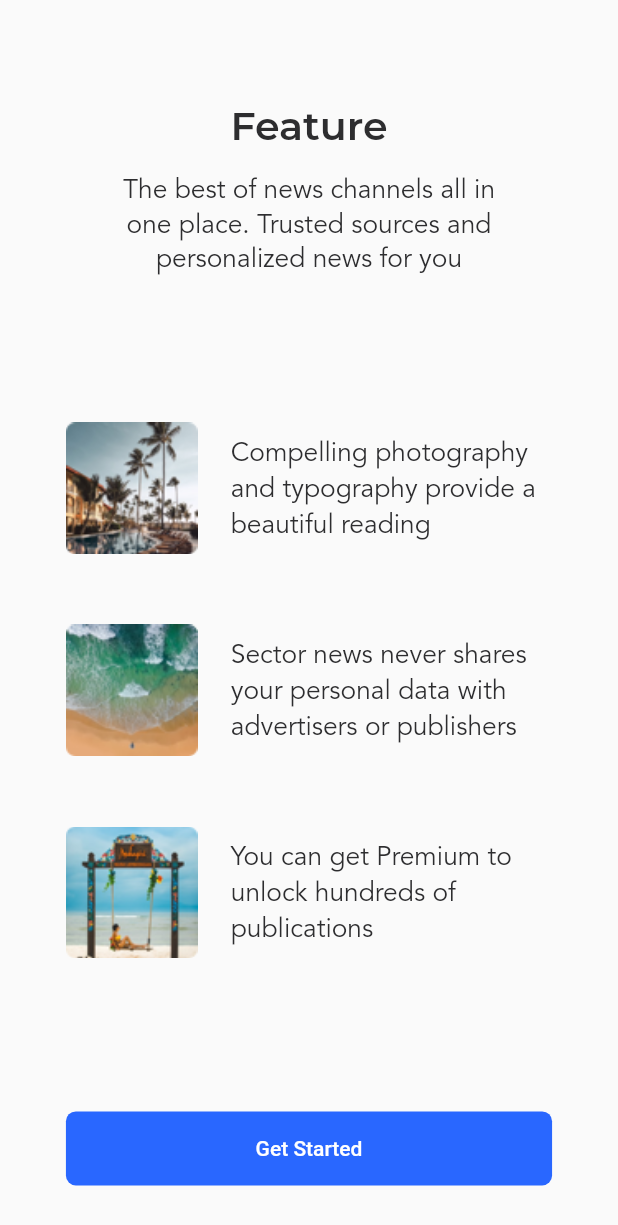
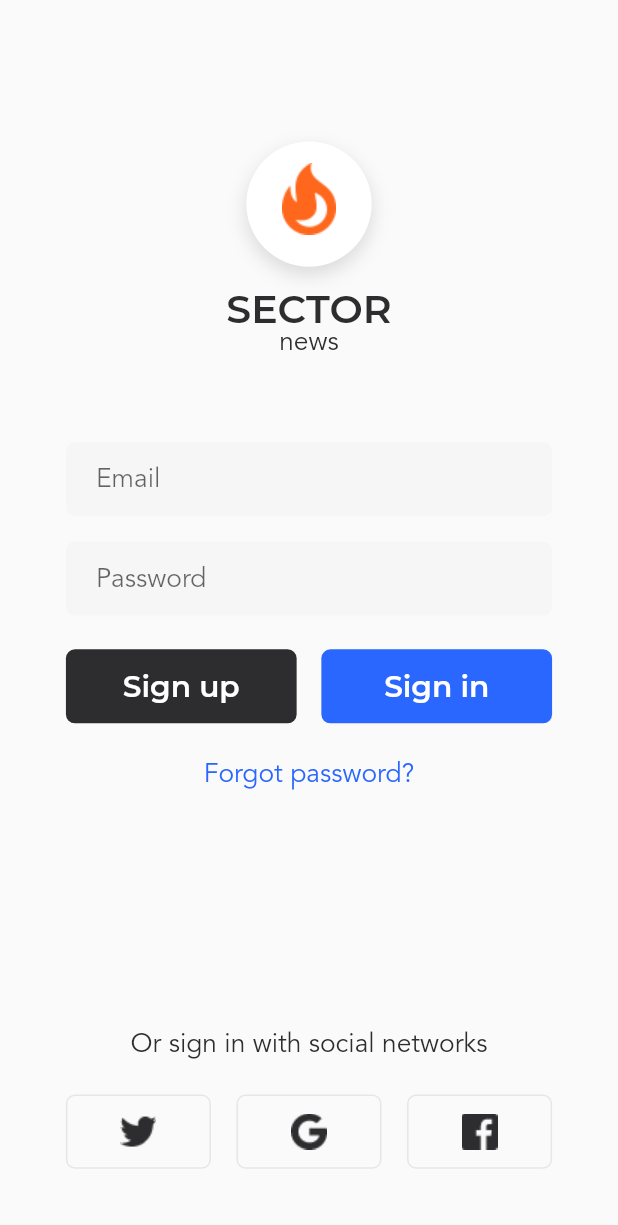
Before and after one commit to mengfanfei/flutterapp, a Flutter app: the screen it shows after launch, after a tap on "Get Started", on a phone screen of 412 x 824 dp. Shown: the top 1225 px of the screen. Run offline on Flutter 3.47's test engine with Material 2 defaults, Android fonts, the phone set to English and light mode, and no system bars; our stand-ins replace flutter_screenutil, fluttertoast.

Commit message:
登录注册页面

```diff
--- a/lib/common/utils/utils.dart
+++ b/lib/common/utils/utils.dart
@@ -1,3 +1,4 @@
 library utils;
 
 export 'screen.dart';
+export 'validator.dart';
--- a/lib/common/values/colors.dart
+++ b/lib/common/values/colors.dart
@@ -1,14 +1,39 @@
 import 'dart:ui';
 
-import 'package:flutter/material.dart';
+class AppColors {
+  /// 主背景 白色
+  static const Color primaryBackground = Color.fromARGB(255, 255, 255, 255);
 
-class AppColors {
-  /// 主文本
+  /// 主文本 灰色
   static const Color primaryText = Color.fromARGB(255, 45, 45, 47);
 
-  /// 主控件背景
+  /// 主控件-背景 蓝色
   static const Color primaryElement = Color.fromARGB(255, 41, 103, 255);
 
-  /// 主控件文本
+  /// 主控件-文本 白色
   static const Color primaryElementText = Color.fromARGB(255, 255, 255, 255);
+
+  // *****************************************
+
+  /// 第二种控件-背景色 淡灰色
+  static const Color secondaryElement = Color.fromARGB(255, 246, 246, 246);
+
+  /// 第二种控件-文本 浅蓝色
+  static const Color secondaryElementText = Color.fromARGB(255, 41, 103, 255);
+
+  // *****************************************
+
+  /// 第三种控件-背景色 石墨色
+  static const Color thirdElement = Color.fromARGB(255, 45, 45, 47);
+
+  /// 第三种控件-文本 浅灰色2
+  static const Color thirdElementText = Color.fromARGB(255, 141, 141, 142);
+
+  // *****************************************
+
+  /// tabBar 默认颜色 灰色
+  static const Color tabBarElement = Color.fromARGB(255, 208, 208, 208);
+
+  /// tabCellSeparator 单元格底部分隔条 颜色
+  static const Color tabCellSeparator = Color.fromARGB(255, 230, 230, 231);
 }
--- /dev/null
+++ b/lib/common/values/radii.dart
@@ -0,0 +1,6 @@
+import 'package:flutter/rendering.dart';
+
+class Radii {
+  static const BorderRadiusGeometry k6pxRadius = BorderRadius.all(Radius.circular(6));
+  static const BorderRadiusGeometry k54pxRadius = BorderRadius.all(Radius.circular(54));
+}
--- /dev/null
+++ b/lib/common/values/shadows.dart
@@ -0,0 +1,9 @@
+import 'package:flutter/rendering.dart';
+
+class Shadows {
+  static const BoxShadow primaryShadow = BoxShadow(
+    color: Color.fromARGB(38, 27, 27, 29),
+    offset: Offset(0, 5),
+    blurRadius: 10,
+  );
+}
--- a/lib/common/values/values.dart
+++ b/lib/common/values/values.dart
@@ -1,3 +1,6 @@
 library values;
 
 export 'colors.dart';
+export 'shadows.dart';
+export 'radii.dart';
+export 'borders.dart';
--- /dev/null
+++ b/lib/common/widgets/button.dart
@@ -0,0 +1,55 @@
+import 'package:flutter/material.dart';
+import 'package:my_flutter_app/common/utils/utils.dart';
+import 'package:my_flutter_app/common/values/values.dart';
+
+Widget btnFlatButtonWidget({
+  @required VoidCallback onPressed,
+  double width = 140,
+  double height = 44,
+  Color bgColor = AppColors.primaryElement,
+  String title = 'button',
+  Color fontColor = AppColors.primaryElementText,
+  double fontSize = 18,
+  FontWeight fontWeight = FontWeight.w400,
+  String fontFamily = 'Montserrat',
+}) {
+  return Container(
+    width: duSetWidth(width),
+    height: duSetHeight(height),
+    child: FlatButton(
+      color: bgColor,
+      shape: RoundedRectangleBorder(borderRadius: Radii.k6pxRadius),
+      onPressed: onPressed,
+      child: Text(
+        title,
+        textAlign: TextAlign.center,
+        style: TextStyle(
+          color: fontColor,
+          fontSize: duSetFontSize(fontSize),
+          fontWeight: fontWeight,
+          fontFamily: fontFamily,
+        ),
+      ),
+    ),
+  );
+}
+
+Widget btnFlatButtonBorderOnlyWidget({
+  double width = 88,
+  double height = 44,
+  String iconName,
+  @required VoidCallback onPressed,
+}) {
+  return Container(
+    width: duSetWidth(width),
+    height: duSetHeight(height),
+    child: FlatButton(
+      child: Image.asset('assets/images/icons-$iconName.png'),
+      shape: RoundedRectangleBorder(
+        borderRadius: Radii.k6pxRadius,
+        side: Borders.primaryBorder,
+      ),
+      onPressed: onPressed,
+    ),
+  );
+}
--- /dev/null
+++ b/lib/common/widgets/input.dart
@@ -0,0 +1,38 @@
+import 'package:flutter/material.dart';
+import 'package:my_flutter_app/common/utils/utils.dart';
+import 'package:my_flutter_app/common/values/values.dart';
+
+Widget inputTextEdit({
+  @required TextEditingController controller,
+  double marginTop = 15,
+  TextInputType keyboardType = TextInputType.text,
+  String hintText,
+  bool isPassword = false,
+}) {
+  return Container(
+    height: duSetHeight(44),
+    margin: EdgeInsets.only(top: duSetHeight(marginTop)),
+    decoration: BoxDecoration(
+      color: AppColors.secondaryElement,
+      borderRadius: Radii.k6pxRadius,
+    ),
+    child: TextField(
+      controller: controller,
+      keyboardType: keyboardType,
+      decoration: InputDecoration(
+        hintText: hintText,
+        contentPadding: EdgeInsets.fromLTRB(20, 10, 0, 10),
+        border: InputBorder.none,
+      ),
+      style: TextStyle(
+        color: AppColors.primaryText,
+        fontFamily: "Avenir",
+        fontWeight: FontWeight.w400,
+        fontSize: duSetFontSize(16),
+      ),
+      maxLines: 1,
+      autocorrect: false,
+      obscureText: isPassword,
+    ),
+  );
+}
--- /dev/null
+++ b/lib/common/widgets/widgets.dart
@@ -0,0 +1,6 @@
+library widgets;
+
+export 'input.dart';
+export 'button.dart';
+export 'toast.dart';
+export 'app.dart';
--- a/lib/main.dart
+++ b/lib/main.dart
@@ -1,5 +1,6 @@
 import 'package:flutter/material.dart';
 import 'package:my_flutter_app/pages/welcome/welcome.dart';
+import 'package:my_flutter_app/routes.dart';
 
 void main() {
   runApp(MyApp());
@@ -14,6 +15,7 @@ class MyApp extends StatelessWidget {
           primarySwatch: Colors.pink,
           visualDensity: VisualDensity.adaptivePlatformDensity,
         ),
+        routes: staticRoutes,
         home: WelcomePage());
   }
 }
--- /dev/null
+++ b/lib/pages/sign_in/sign_in.dart
@@ -0,0 +1,236 @@
+import 'package:flutter/material.dart';
+import 'package:my_flutter_app/common/utils/utils.dart';
+import 'package:my_flutter_app/common/values/values.dart';
+import 'package:my_flutter_app/common/widgets/widgets.dart';
+
+class SignInPage extends StatefulWidget {
+  @override
+  _SignInPageState createState() => _SignInPageState();
+}
+
+class _SignInPageState extends State<SignInPage> {
+  final TextEditingController _emailController = TextEditingController();
+  final TextEditingController _passController = TextEditingController();
+
+  /// 跳转 注册界面
+  _handleNavSignUp() {
+    Navigator.pushNamed(context, '/sign_up');
+  }
+
+  // 执行登录操作
+  _handleSignIn() {
+    if (!duIsEmail(_emailController.value.text)) {
+      toastInfo(msg: '请正确输入邮件');
+      return;
+    }
+    if (!duCheckStringLength(_passController.value.text, 6)) {
+      toastInfo(msg: '密码不能小于6位');
+      return;
+    }
+  }
+
+  /// logo
+  Widget _buildLogo() {
+    return Container(
+      width: duSetWidth(110),
+      margin: EdgeInsets.only(top: duSetHeight(40 + 44.0)), // 顶部系统栏 44px
+      child: Column(
+        crossAxisAlignment: CrossAxisAlignment.stretch, // 子项占满整个交叉轴
+        children: [
+          Container(
+            height: duSetWidth(76),
+            width: duSetWidth(76),
+            margin: EdgeInsets.symmetric(horizontal: duSetWidth(17)),
+            child: Stack(
+              alignment: Alignment.center,
+              children: [
+                Positioned(
+                  left: 0,
+                  top: 0,
+                  right: 0,
+                  child: Container(
+                    height: duSetWidth(76),
+                    decoration: BoxDecoration(
+                      color: AppColors.primaryBackground,
+                      boxShadow: [
+                        Shadows.primaryShadow,
+                      ],
+                      borderRadius: BorderRadius.all(
+                          Radius.circular(duSetWidth(76 * 0.5))), // 父容器的50%
+                    ),
+                    // child: Container(),
+                  ),
+                ),
+                Positioned(
+                  top: duSetWidth(13),
+                  child: Image.asset(
+                    "assets/images/logo.png",
+                    fit: BoxFit.none,
+                  ),
+                ),
+              ],
+            ),
+          ),
+          Container(
+            margin: EdgeInsets.only(top: duSetHeight(15)),
+            child: Text(
+              "SECTOR",
+              textAlign: TextAlign.center,
+              style: TextStyle(
+                color: AppColors.primaryText,
+                fontFamily: "Montserrat",
+                fontWeight: FontWeight.w600,
+                fontSize: duSetFontSize(24),
+                height: 1,
+              ),
+            ),
+          ),
+          Text(
+            "news",
+            textAlign: TextAlign.center,
+            style: TextStyle(
+              color: AppColors.primaryText,
+              fontFamily: "Avenir",
+              fontWeight: FontWeight.w400,
+              fontSize: duSetFontSize(16),
+              height: 1,
+            ),
+          ),
+        ],
+      ),
+    );
+  }
+
+  /// 登录表单
+  Widget _buildInputForm() {
+    return Container(
+      width: duSetWidth(295),
+      margin: EdgeInsets.only(top: duSetHeight(50)),
+      child: Column(
+        children: [
+          // email输入框
+          inputTextEdit(
+            controller: _emailController,
+            marginTop: 0,
+            hintText: 'Email',
+            isPassword: false,
+            keyboardType: TextInputType.emailAddress,
+          ),
+          // password输入框
+          inputTextEdit(
+            controller: _passController,
+            marginTop: 15,
+            hintText: 'Password',
+            isPassword: true,
+            keyboardType: TextInputType.visiblePassword,
+          ),
+          Container(
+            margin: EdgeInsets.only(top: duSetHeight(20)),
+            height: duSetHeight(44),
+            child: Row(
+              children: [
+                btnFlatButtonWidget(
+                  onPressed: _handleNavSignUp,
+                  bgColor: AppColors.thirdElement,
+                  title: 'Sign up',
+                ),
+                Spacer(),
+                btnFlatButtonWidget(
+                  onPressed: _handleSignIn,
+                  bgColor: AppColors.primaryElement,
+                  title: 'Sign in',
+                ),
+              ],
+            ),
+          ),
+
+          /// forgot password
+          Container(
+            margin: EdgeInsets.only(top: duSetHeight(20)),
+            height: duSetHeight(22),
+            child: FlatButton(
+              onPressed: () => {},
+              child: Text(
+                'Forgot password?',
+                textAlign: TextAlign.center,
+                style: TextStyle(
+                  color: AppColors.secondaryElementText,
+                  fontFamily: 'Avenir',
+                  fontWeight: FontWeight.w400,
+                  fontSize: duSetFontSize(16),
+                  height: 1,
+                ),
+              ),
+            ),
+          ),
+        ],
+      ),
+    );
+  }
+
+  /// 第三方登录
+  Widget _buildThirdPartyLogin() {
+    return Container(
+      margin: EdgeInsets.only(bottom: duSetHeight(40)),
+      width: duSetWidth(295),
+      child: Column(
+        children: [
+          Text(
+            'Or sign in with social networks',
+            textAlign: TextAlign.center,
+            style: TextStyle(
+              color: AppColors.primaryText,
+              fontFamily: 'Avenir',
+              fontWeight: FontWeight.w400,
+              fontSize: duSetFontSize(16),
+            ),
+          ),
+          Padding(
+            padding: EdgeInsets.only(top: duSetHeight(20)),
+            child: Row(
+              children: <Widget>[
+                btnFlatButtonBorderOnlyWidget(
+                  onPressed: () {},
+                  iconName: 'twitter',
+                ),
+                Spacer(),
+                btnFlatButtonBorderOnlyWidget(
+                  onPressed: () {},
+                  iconName: 'google',
+                ),
+                Spacer(),
+                btnFlatButtonBorderOnlyWidget(
+                  onPressed: () {},
+                  iconName: 'facebook',
+                ),
+              ],
+            ),
+          ),
+        ],
+      ),
+    );
+  }
+
+  /// 注册按钮
+  // Widget _buildSignUpButton() {
+  //   return Container();
+  // }
+
+  @override
+  Widget build(BuildContext context) {
+    return Scaffold(
+      resizeToAvoidBottomInset: false,
+      body: Center(
+        child: Column(
+          children: <Widget>[
+            _buildLogo(),
+            _buildInputForm(),
+            Spacer(),
+            _buildThirdPartyLogin(),
+            // _buildSignUpButton(),
+          ],
+        ),
+      ),
+    );
+  }
+}
--- a/lib/pages/welcome/welcome.dart
+++ b/lib/pages/welcome/welcome.dart
@@ -97,14 +97,17 @@ class _WelcomePageState extends State<WelcomePage> {
         shape: RoundedRectangleBorder(
           borderRadius: BorderRadius.all(Radius.circular(duSetWidth(6))),
         ),
-        onPressed: () {},
+        onPressed: () {
+          Navigator.pushNamed(context, '/sign_in');
+        },
       ),
     );
   }
 
   @override
   Widget build(BuildContext context) {
-    ScreenUtil.init(context, designSize: Size(375, 734), allowFontScaling: false);
+    ScreenUtil.init(context,
+        designSize: Size(375, 734), allowFontScaling: false);
     return Scaffold(
       body: Center(
           child: Column(
@@ -114,7 +117,7 @@ class _WelcomePageState extends State<WelcomePage> {
           _buildFeatureItem(
             "feature-1",
             "Compelling photography and typography provide a beautiful reading",
-                86,
+            80,
           ),
           _buildFeatureItem(
             "feature-2",
--- /dev/null
+++ b/lib/routes.dart
@@ -0,0 +1,8 @@
+import 'package:my_flutter_app/pages/sign_in/sign_in.dart';
+import 'package:my_flutter_app/pages/sign_up/sign_up.dart';
+
+/// 静态路由
+var staticRoutes = {
+  '/sign_in': (context) => SignInPage(),
+  '/sign_up': (context) => SignUpPage(),
+};
--- a/pubspec.yaml
+++ b/pubspec.yaml
@@ -26,6 +26,8 @@ dependencies:
 
   #屏幕适配
   flutter_screenutil: ^3.1.0
+  #提示
+  fluttertoast: ^7.1.1
 
 
   # The following adds the Cupertino Icons font to your application.
```
Also changed, not shown: lib/common/utils/validator.dart (added, +13 -0 lines), lib/common/values/borders.dart (added, +9 -0 lines), lib/common/widgets/app.dart (added, +20 -0 lines), lib/common/widgets/toast.dart (added, +19 -0 lines), lib/pages/sign_up/sign_up.dart (added, +185 -0 lines), assets/fonts/Montserrat-Medium.ttf (added), pubspec.lock, 7 other files. Lines whose indentation alone changed are shown as unchanged.
